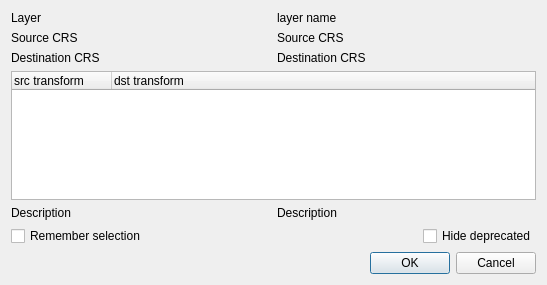
Old version of the form src/ui/qgsdatumtransformdialogbase.ui in the repository qgis/QGIS.
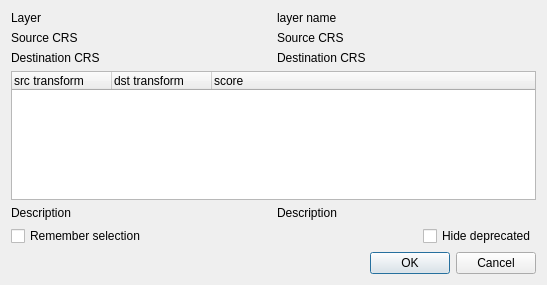
New version of the form.

Commit message: Add column to store the sorting score. It will be hidden programmatically.

```diff
--- a/src/ui/qgsdatumtransformdialogbase.ui
+++ b/src/ui/qgsdatumtransformdialogbase.ui
@@ -26,6 +26,11 @@
        <string>dst transform</string>
       </property>
      </column>
+     <column>
+      <property name="text">
+       <string>score</string>
+      </property>
+     </column>
      <column>
       <property name="text">
        <string/>
```
